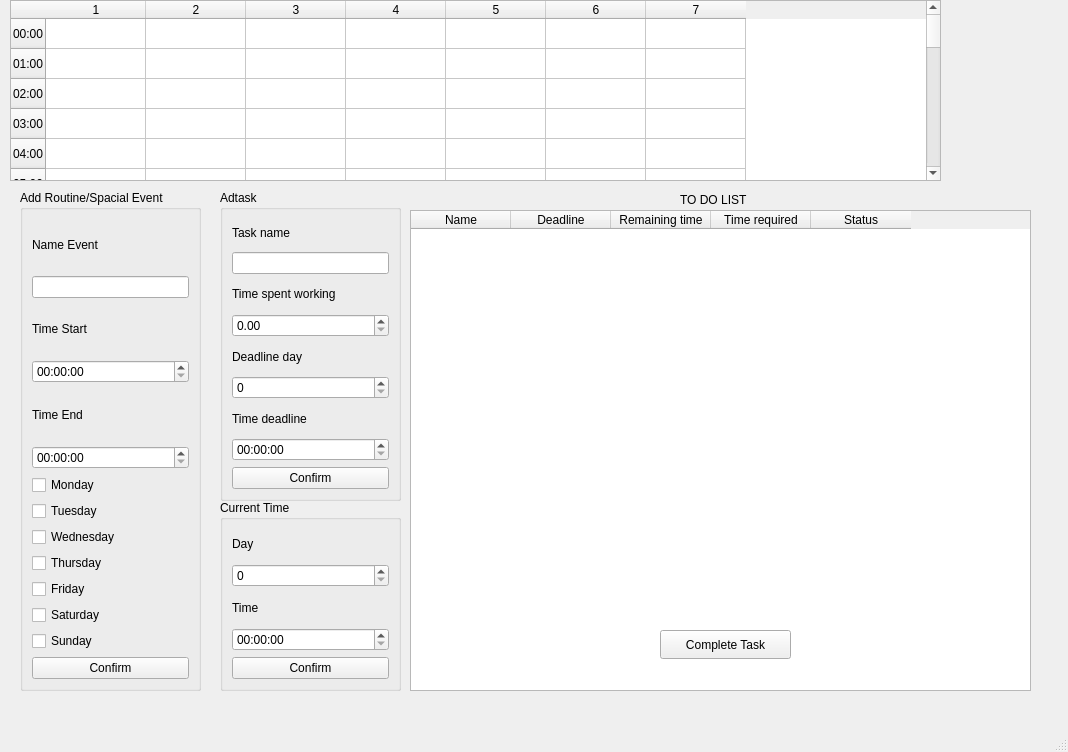
First picture: the form in mainwindow.ui, repository Naywasd/Skadoosh-Project, before the edit.
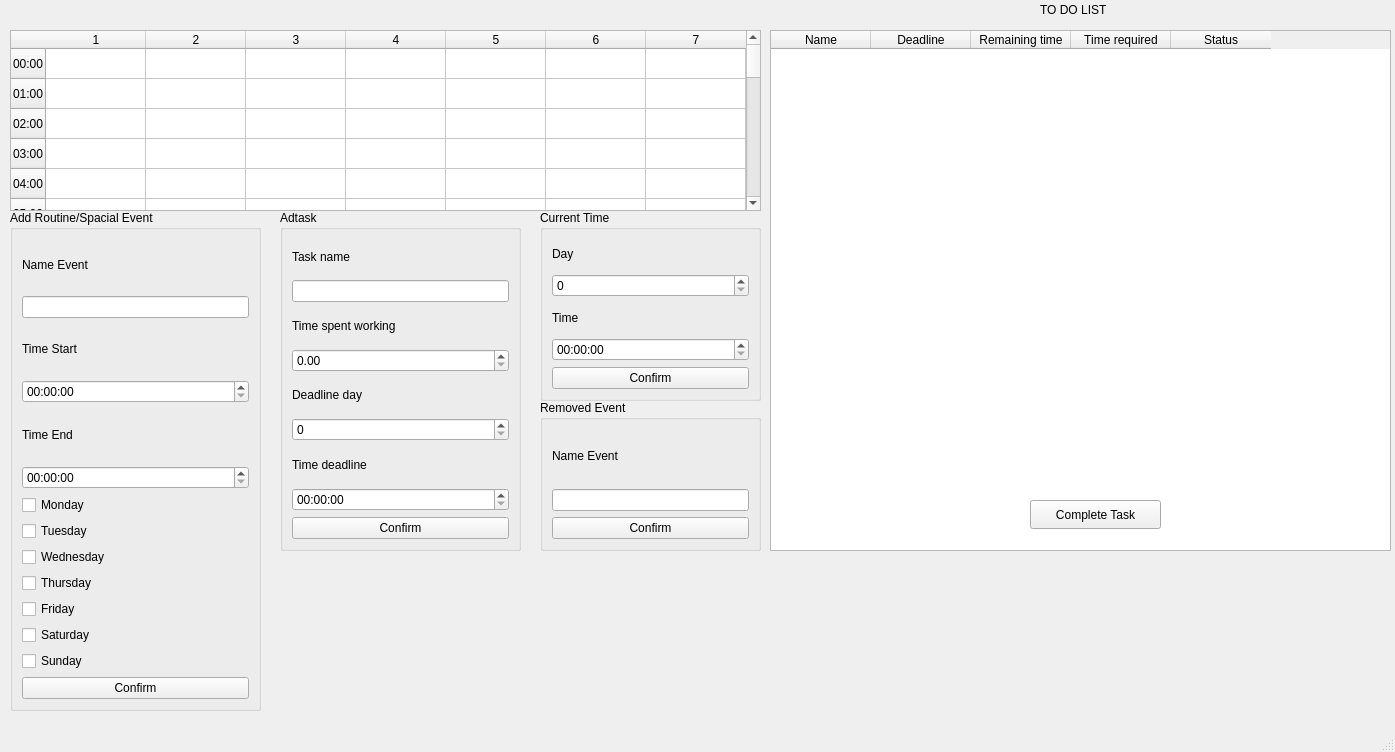
Second picture: the form after the edit.

Diff of the .ui file:
```diff
--- a/mainwindow.ui
+++ b/mainwindow.ui
@@ -6,7 +6,7 @@
    <rect>
     <x>0</x>
     <y>0</y>
-    <width>1068</width>
+    <width>1395</width>
     <height>752</height>
    </rect>
   </property>
@@ -18,8 +18,8 @@
     <property name="geometry">
      <rect>
       <x>10</x>
-      <y>0</y>
-      <width>931</width>
+      <y>30</y>
+      <width>751</width>
       <height>181</height>
      </rect>
     </property>
@@ -149,10 +149,10 @@
    <widget class="QGroupBox" name="groupBox">
     <property name="geometry">
      <rect>
-      <x>220</x>
-      <y>190</y>
-      <width>181</width>
-      <height>311</height>
+      <x>280</x>
+      <y>210</y>
+      <width>241</width>
+      <height>341</height>
      </rect>
     </property>
     <property name="title">
@@ -211,8 +211,8 @@
    <widget class="QLabel" name="label">
     <property name="geometry">
      <rect>
-      <x>680</x>
-      <y>190</y>
+      <x>1040</x>
+      <y>0</y>
       <width>81</width>
       <height>20</height>
      </rect>
@@ -224,9 +224,9 @@
    <widget class="QGroupBox" name="groupBox_2">
     <property name="geometry">
      <rect>
-      <x>220</x>
-      <y>500</y>
-      <width>181</width>
+      <x>540</x>
+      <y>210</y>
+      <width>221</width>
       <height>191</height>
      </rect>
     </property>
@@ -266,9 +266,9 @@
    <widget class="QGroupBox" name="groupBox_3">
     <property name="geometry">
      <rect>
-      <x>20</x>
-      <y>190</y>
-      <width>181</width>
+      <x>10</x>
+      <y>210</y>
+      <width>251</width>
       <height>501</height>
      </rect>
     </property>
@@ -367,10 +367,10 @@
    <widget class="QTableWidget" name="tableToDo">
     <property name="geometry">
      <rect>
-      <x>410</x>
-      <y>210</y>
+      <x>770</x>
+      <y>30</y>
       <width>621</width>
-      <height>481</height>
+      <height>521</height>
      </rect>
     </property>
     <column>
@@ -402,8 +402,8 @@
    <widget class="QPushButton" name="btnCompleteTask">
     <property name="geometry">
      <rect>
-      <x>660</x>
-      <y>630</y>
+      <x>1030</x>
+      <y>500</y>
       <width>131</width>
       <height>29</height>
      </rect>
@@ -412,6 +412,38 @@
      <string>Complete Task</string>
     </property>
    </widget>
+   <widget class="QGroupBox" name="groupBox_4">
+    <property name="geometry">
+     <rect>
+      <x>540</x>
+      <y>400</y>
+      <width>221</width>
+      <height>151</height>
+     </rect>
+    </property>
+    <property name="title">
+     <string>Removed Event</string>
+    </property>
+    <layout class="QVBoxLayout" name="verticalLayout_4">
+     <item>
+      <widget class="QLabel" name="label_13">
+       <property name="text">
+        <string>Name Event</string>
+       </property>
+      </widget>
+     </item>
+     <item>
+      <widget class="QLineEdit" name="RemovedRoutineName"/>
+     </item>
+     <item>
+      <widget class="QPushButton" name="btnClearRoutine">
+       <property name="text">
+        <string>Confirm</string>
+       </property>
+      </widget>
+     </item>
+    </layout>
+   </widget>
   </widget>
   <widget class="QMenuBar" name="menubar">
    <property name="geometry">
```
Left out of the diff: 2 changed lines with no effect on the pictures.
